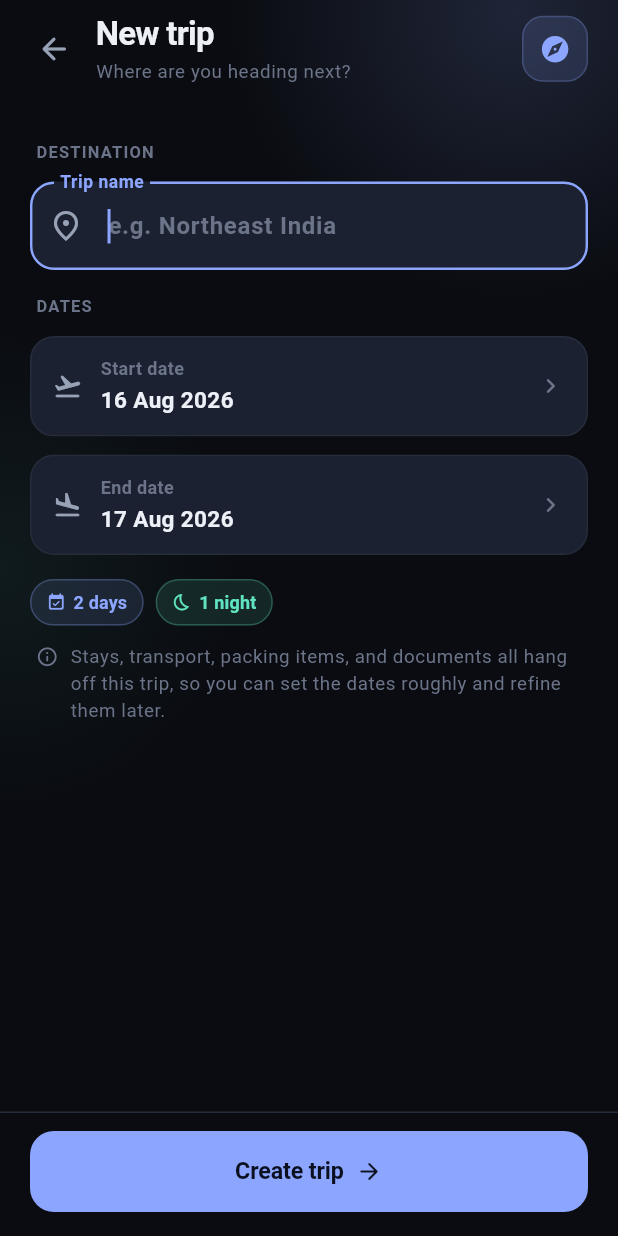
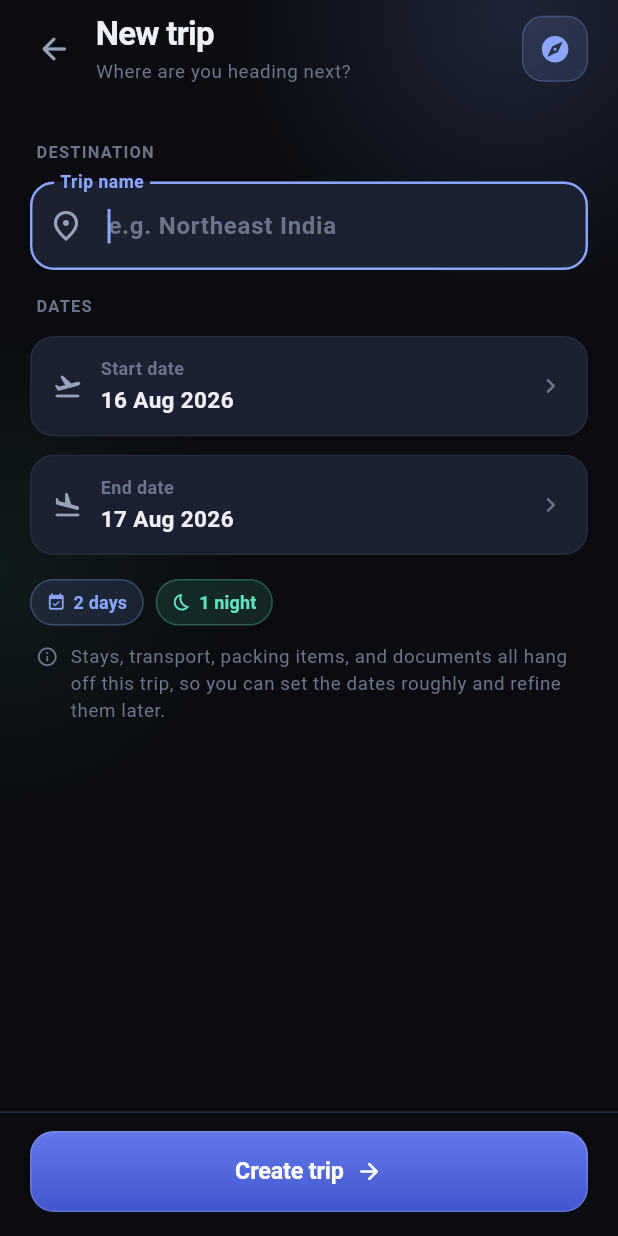
Before and after one commit to vinay-rv/travel-bud, a Flutter app: the screen it shows after launch, after a tap on "Plan a trip", on a phone screen of 412 x 824 dp. Run offline on Flutter 3.47's test engine with Material 3 defaults, Android fonts, the phone set to English and light mode, and no system bars; our stand-ins replace flutter_local_notifications, flutter_timezone, sqflite, timezone; accounts and stored records are empty.

Commit message:
Button ui changes

```diff
--- a/lib/screens/trip_list_screen.dart
+++ b/lib/screens/trip_list_screen.dart
@@ -89,10 +89,11 @@ class _TripListScreenState extends State<TripListScreen> {
   Widget build(BuildContext context) {
     return Scaffold(
       backgroundColor: AppColors.canvas,
-      floatingActionButton: FloatingActionButton.extended(
+      floatingActionButton: AppFab(
+        heroTag: 'plan-trip',
         onPressed: _createTrip,
-        icon: const Icon(Icons.add_rounded),
-        label: const Text('Plan a trip'),
+        icon: Icons.add_rounded,
+        label: 'Plan a trip',
       ),
       body: AppBackground(
         child: SafeArea(
--- a/lib/theme/app_theme.dart
+++ b/lib/theme/app_theme.dart
@@ -31,6 +31,29 @@ class AppColors {
 }
 
 /// Corner radii, in one place so cards, fields, and sheets stay in step.
+/// Fills for the primary call-to-action surfaces. Buttons are the one place
+/// the UI carries a solid fill, so they use a deep gradient with white text
+/// rather than a flat saturated slab — loud enough to lead, quiet enough to
+/// sit next to the tinted cards and pills.
+class AppGradients {
+  AppGradients._();
+
+  static const primaryButton = LinearGradient(
+    begin: Alignment.topCenter,
+    end: Alignment.bottomCenter,
+    colors: [Color(0xFF6379EA), Color(0xFF4257CE)],
+  );
+
+  static const destructiveButton = LinearGradient(
+    begin: Alignment.topCenter,
+    end: Alignment.bottomCenter,
+    colors: [Color(0xFFD75C72), Color(0xFFB93E55)],
+  );
+
+  /// Hairline highlight along the top edge, so the fill reads as lit.
+  static const buttonHighlight = Color(0x26FFFFFF);
+}
+
 class AppRadius {
   AppRadius._();
 
@@ -218,8 +241,10 @@ ThemeData buildAppTheme() {
     ),
     filledButtonTheme: FilledButtonThemeData(
       style: FilledButton.styleFrom(
-        backgroundColor: AppColors.primary,
-        foregroundColor: const Color(0xFF0B1020),
+        // Bare FilledButtons fall back to the flat deep fill; the gradient
+        // treatment comes from AppPrimaryButton.
+        backgroundColor: AppColors.primaryDeep,
+        foregroundColor: Colors.white,
         disabledBackgroundColor: AppColors.surfaceHigh,
         disabledForegroundColor: AppColors.textFaint,
         minimumSize: const Size.fromHeight(54),
@@ -241,8 +266,8 @@ ThemeData buildAppTheme() {
       ),
     ),
     floatingActionButtonTheme: FloatingActionButtonThemeData(
-      backgroundColor: AppColors.primary,
-      foregroundColor: const Color(0xFF0B1020),
+      backgroundColor: AppColors.primaryDeep,
+      foregroundColor: Colors.white,
       elevation: 0,
       focusElevation: 0,
       hoverElevation: 0,
--- a/lib/widgets/ui.dart
+++ b/lib/widgets/ui.dart
@@ -441,14 +441,21 @@ Future<bool> confirmDestructive(
           onPressed: () => Navigator.of(context).pop(false),
           child: const Text('Cancel'),
         ),
-        FilledButton(
-          style: FilledButton.styleFrom(
-            backgroundColor: AppColors.rose,
-            foregroundColor: const Color(0xFF2A0A11),
-            minimumSize: const Size(0, 44),
+        _GradientButtonSurface(
+          gradient: AppGradients.destructiveButton,
+          radius: AppRadius.md,
+          filled: true,
+          child: FilledButton(
+            style: FilledButton.styleFrom(
+              backgroundColor: Colors.transparent,
+              foregroundColor: Colors.white,
+              shadowColor: Colors.transparent,
+              elevation: 0,
+              minimumSize: const Size(0, 46),
+            ),
+            onPressed: () => Navigator.of(context).pop(true),
+            child: Text(confirmLabel),
           ),
-          onPressed: () => Navigator.of(context).pop(true),
-          child: Text(confirmLabel),
         ),
       ],
     ),
@@ -604,25 +611,141 @@ class _FormFooter extends StatelessWidget {
         color: AppColors.canvas,
         border: Border(top: BorderSide(color: AppColors.border)),
       ),
+      child: AppPrimaryButton(
+        label: label,
+        icon: Icons.arrow_forward_rounded,
+        loading: saving,
+        onPressed: onPressed,
+      ),
+    );
+  }
+}
+
+/// Shared chrome for a gradient call-to-action: the fill plus a hairline lit
+/// top edge. Deliberately flat — no drop shadow — because every other surface
+/// in the app is flat with a hairline border. When [filled] is false it falls
+/// back to the inert disabled surface.
+class _GradientButtonSurface extends StatelessWidget {
+  final Widget child;
+  final Gradient gradient;
+  final double radius;
+  final bool filled;
+
+  const _GradientButtonSurface({
+    required this.child,
+    required this.gradient,
+    required this.radius,
+    required this.filled,
+  });
+
+  @override
+  Widget build(BuildContext context) {
+    return DecoratedBox(
+      decoration: BoxDecoration(
+        borderRadius: BorderRadius.circular(radius),
+        gradient: filled ? gradient : null,
+        color: filled ? null : AppColors.surfaceHigh,
+        border: Border.all(
+          color: filled ? AppGradients.buttonHighlight : AppColors.border,
+        ),
+      ),
+      child: child,
+    );
+  }
+}
+
+/// The app's primary call to action, used for the pinned save button on every
+/// form. Wraps a real [FilledButton] (transparent, so the gradient shows
+/// through) to keep Material's ink, focus, and disabled semantics.
+class AppPrimaryButton extends StatelessWidget {
+  final String label;
+  final IconData? icon;
+  final bool loading;
+  final VoidCallback? onPressed;
+
+  const AppPrimaryButton({
+    super.key,
+    required this.label,
+    this.icon,
+    this.loading = false,
+    this.onPressed,
+  });
+
+  @override
+  Widget build(BuildContext context) {
+    final tappable = onPressed != null && !loading;
+
+    return _GradientButtonSurface(
+      gradient: AppGradients.primaryButton,
+      radius: AppRadius.md,
+      // A save in flight keeps its fill — it's busy, not disabled.
+      filled: onPressed != null,
       child: FilledButton(
-        onPressed: saving ? null : onPressed,
-        child: saving
+        onPressed: tappable ? onPressed : null,
+        style: FilledButton.styleFrom(
+          backgroundColor: Colors.transparent,
+          disabledBackgroundColor: Colors.transparent,
+          foregroundColor: Colors.white,
+          shadowColor: Colors.transparent,
+          elevation: 0,
+        ),
+        child: loading
             ? const SizedBox(
                 width: 20,
                 height: 20,
                 child: CircularProgressIndicator(
                   strokeWidth: 2.2,
-                  color: AppColors.textFaint,
+                  color: Colors.white,
                 ),
               )
             : Row(
                 mainAxisAlignment: MainAxisAlignment.center,
                 children: [
                   Text(label),
-                  const SizedBox(width: AppSpacing.sm),
-                  const Icon(Icons.arrow_forward_rounded, size: 18),
+                  if (icon != null) ...[
+                    const SizedBox(width: AppSpacing.sm),
+                    Icon(icon, size: 18),
+                  ],
                 ],
               ),
+      ),
+    );
+  }
+}
+
+/// Extended FAB with the same gradient fill as [AppPrimaryButton], so the two
+/// primary actions in the app read as one control.
+class AppFab extends StatelessWidget {
+  final String label;
+  final IconData icon;
+  final String heroTag;
+  final VoidCallback onPressed;
+
+  const AppFab({
+    super.key,
+    required this.label,
+    required this.icon,
+    required this.heroTag,
+    required this.onPressed,
+  });
+
+  @override
+  Widget build(BuildContext context) {
+    return _GradientButtonSurface(
+      gradient: AppGradients.primaryButton,
+      radius: AppRadius.md,
+      filled: true,
+      child: FloatingActionButton.extended(
+        heroTag: heroTag,
+        onPressed: onPressed,
+        backgroundColor: Colors.transparent,
+        foregroundColor: Colors.white,
+        elevation: 0,
+        focusElevation: 0,
+        hoverElevation: 0,
+        highlightElevation: 0,
+        icon: Icon(icon),
+        label: Text(label),
       ),
     );
   }
```
Also changed, not shown: lib/screens/trip_detail_screen.dart (+9 -9 lines).
